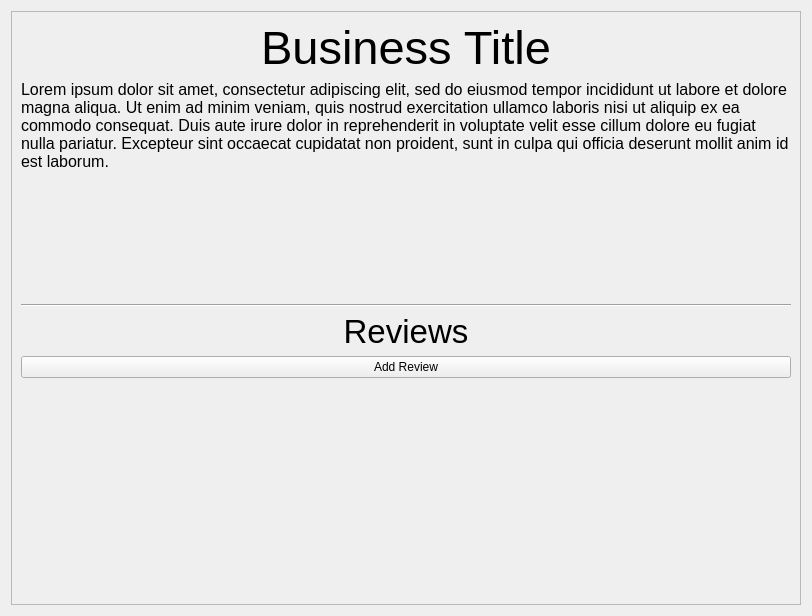
First picture: the form in qt/business_page.ui, repository logancone/around_town_fbla, before the edit.
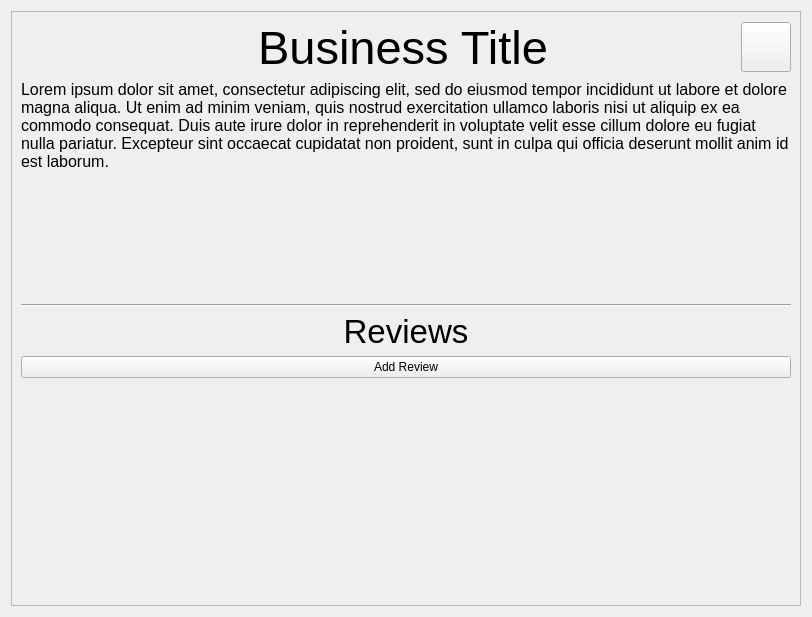
Second picture: the form after the edit.

```diff
--- a/qt/business_page.ui
+++ b/qt/business_page.ui
@@ -7,7 +7,7 @@
     <x>0</x>
     <y>0</y>
     <width>812</width>
-    <height>616</height>
+    <height>617</height>
    </rect>
   </property>
   <property name="sizePolicy">
@@ -16,6 +16,11 @@
     <verstretch>0</verstretch>
    </sizepolicy>
   </property>
+  <property name="font">
+   <font>
+    <strikeout>false</strikeout>
+   </font>
+  </property>
   <property name="windowTitle">
    <string>Form</string>
   </property>
@@ -37,7 +42,7 @@
         <x>0</x>
         <y>0</y>
         <width>790</width>
-        <height>594</height>
+        <height>595</height>
        </rect>
       </property>
       <property name="sizePolicy">
@@ -46,26 +51,15 @@
         <verstretch>0</verstretch>
        </sizepolicy>
       </property>
-      <layout class="QGridLayout" name="gridLayout_2" rowstretch="0,0,0,0,0,0,0">
+      <layout class="QGridLayout" name="gridLayout_2" rowstretch="0,0,0,0,0,0,0,0">
        <item row="5" column="0">
-        <layout class="QVBoxLayout" name="review_holder"/>
-       </item>
-       <item row="3" column="0">
-        <widget class="QLabel" name="review_label">
-         <property name="font">
-          <font>
-           <pointsize>25</pointsize>
-          </font>
-         </property>
+        <widget class="QPushButton" name="add_review_button">
          <property name="text">
-          <string>Reviews</string>
-         </property>
-         <property name="alignment">
-          <set>Qt::AlignmentFlag::AlignCenter</set>
+          <string>Add Review</string>
          </property>
         </widget>
        </item>
-       <item row="1" column="0">
+       <item row="2" column="0">
         <widget class="QLabel" name="description">
          <property name="sizePolicy">
           <sizepolicy hsizetype="Expanding" vsizetype="Expanding">
@@ -82,6 +76,7 @@
          <property name="font">
           <font>
            <pointsize>12</pointsize>
+           <strikeout>false</strikeout>
           </font>
          </property>
          <property name="text">
@@ -98,22 +93,7 @@
          </property>
         </widget>
        </item>
-       <item row="0" column="0">
-        <widget class="QLabel" name="title">
-         <property name="font">
-          <font>
-           <pointsize>35</pointsize>
-          </font>
-         </property>
-         <property name="text">
-          <string>Business Title</string>
-         </property>
-         <property name="alignment">
-          <set>Qt::AlignmentFlag::AlignCenter</set>
-         </property>
-        </widget>
-       </item>
-       <item row="6" column="0">
+       <item row="7" column="0">
         <spacer name="verticalSpacer">
          <property name="orientation">
           <enum>Qt::Orientation::Vertical</enum>
@@ -126,19 +106,90 @@
          </property>
         </spacer>
        </item>
-       <item row="2" column="0">
+       <item row="4" column="0">
+        <widget class="QLabel" name="review_label">
+         <property name="font">
+          <font>
+           <pointsize>25</pointsize>
+           <strikeout>false</strikeout>
+          </font>
+         </property>
+         <property name="text">
+          <string>Reviews</string>
+         </property>
+         <property name="alignment">
+          <set>Qt::AlignmentFlag::AlignCenter</set>
+         </property>
+        </widget>
+       </item>
+       <item row="3" column="0">
         <widget class="Line" name="line">
          <property name="orientation">
           <enum>Qt::Orientation::Horizontal</enum>
          </property>
         </widget>
        </item>
-       <item row="4" column="0">
-        <widget class="QPushButton" name="add_review_button">
-         <property name="text">
-          <string>Add Review</string>
-         </property>
-        </widget>
+       <item row="6" column="0">
+        <layout class="QVBoxLayout" name="review_holder"/>
+       </item>
+       <item row="1" column="0">
+        <layout class="QHBoxLayout" name="horizontalLayout">
+         <item>
+          <spacer name="horizontalSpacer">
+           <property name="orientation">
+            <enum>Qt::Orientation::Horizontal</enum>
+           </property>
+           <property name="sizeType">
+            <enum>QSizePolicy::Policy::Fixed</enum>
+           </property>
+           <property name="sizeHint" stdset="0">
+            <size>
+             <width>50</width>
+             <height>50</height>
+            </size>
+           </property>
+          </spacer>
+         </item>
+         <item>
+          <widget class="QLabel" name="title">
+           <property name="font">
+            <font>
+             <pointsize>35</pointsize>
+             <strikeout>false</strikeout>
+            </font>
+           </property>
+           <property name="text">
+            <string>Business Title</string>
+           </property>
+           <property name="alignment">
+            <set>Qt::AlignmentFlag::AlignCenter</set>
+           </property>
+          </widget>
+         </item>
+         <item>
+          <widget class="QPushButton" name="bookmark_button">
+           <property name="maximumSize">
+            <size>
+             <width>50</width>
+             <height>50</height>
+            </size>
+           </property>
+           <property name="font">
+            <font>
+             <pointsize>17</pointsize>
+             <strikeout>false</strikeout>
+             <kerning>true</kerning>
+            </font>
+           </property>
+           <property name="text">
+            <string/>
+           </property>
+           <property name="checkable">
+            <bool>true</bool>
+           </property>
+          </widget>
+         </item>
+        </layout>
        </item>
       </layout>
      </widget>
```
